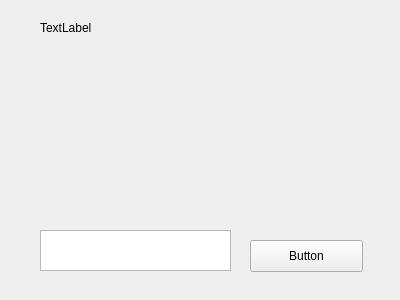
First picture: the form in ntiss.ui, repository ezreal-org/XcodeGo, before the edit.
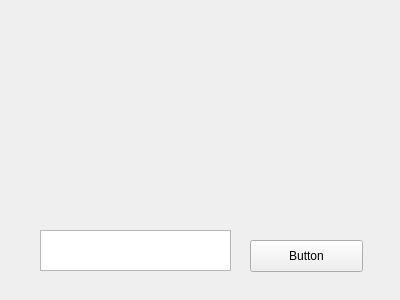
Second picture: the form after the edit. Custom widgets are drawn as their Qt base class.

```diff
--- a/ntiss.ui
+++ b/ntiss.ui
@@ -40,22 +40,27 @@
      <enum>Qt::ScrollBarAlwaysOff</enum>
     </property>
    </widget>
-   <widget class="QLabel" name="label">
+   <widget class="Widget_Painter" name="widget" native="true">
     <property name="geometry">
      <rect>
-      <x>40</x>
-      <y>20</y>
-      <width>60</width>
-      <height>16</height>
+      <x>29</x>
+      <y>19</y>
+      <width>341</width>
+      <height>191</height>
      </rect>
     </property>
-    <property name="text">
-     <string>TextLabel</string>
-    </property>
    </widget>
   </widget>
  </widget>
  <layoutdefault spacing="6" margin="11"/>
+ <customwidgets>
+  <customwidget>
+   <class>Widget_Painter</class>
+   <extends>QWidget</extends>
+   <header location="global">widget_painter.h</header>
+   <container>1</container>
+  </customwidget>
+ </customwidgets>
  <resources/>
  <connections/>
 </ui>
```
